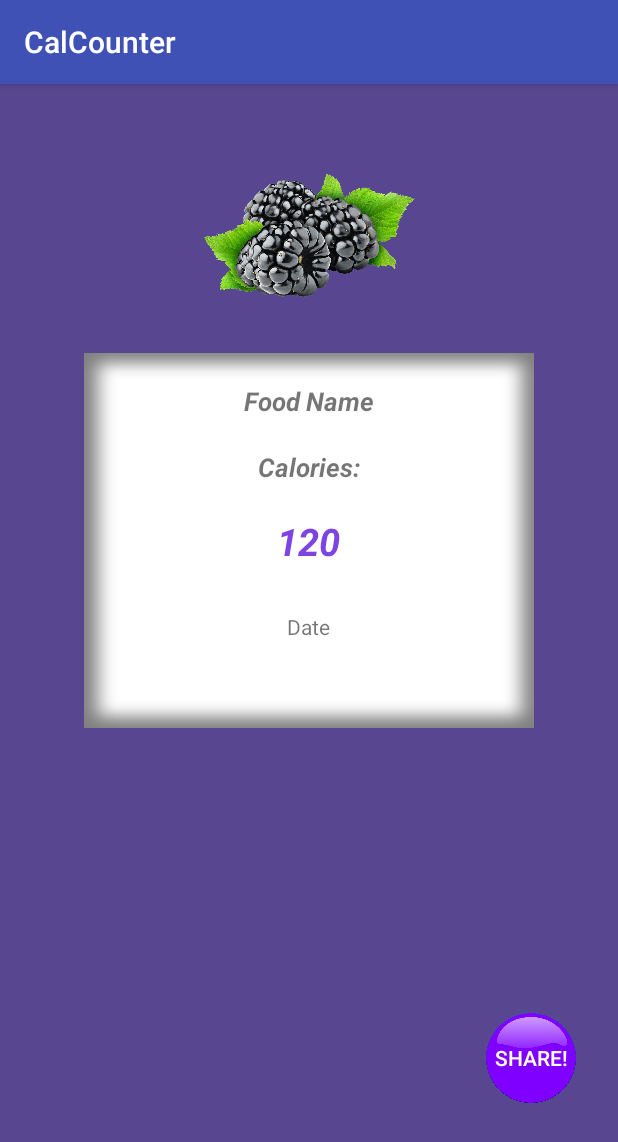
After one commit to harrisflourentzos/CalCounter, an Android app: the FoodDetails screen opened directly, with no data from a screen before it, on a phone screen of 412 x 824 dp. The commit adds this screen. Shown: the top 1142 px of the screen. Run offline under Robolectric (Android 15) with nearby library versions, the phone set to English and light mode, and no system bars.

Commit message:
activity_food_details.xml populated

```diff
--- a/app/src/main/AndroidManifest.xml
+++ b/app/src/main/AndroidManifest.xml
@@ -16,7 +16,8 @@
                 <category android:name="android.intent.category.LAUNCHER" />
             </intent-filter>
         </activity>
-        <activity android:name=".DisplayFoods"></activity>
+        <activity android:name=".DisplayFoods" />
+        <activity android:name=".FoodDetails"></activity>
     </application>
 
 </manifest>
--- /dev/null
+++ b/app/src/main/java/app/calcounterapplication/com/calcounter/FoodDetails.java
@@ -0,0 +1,13 @@
+package app.calcounterapplication.com.calcounter;
+
+import android.support.v7.app.AppCompatActivity;
+import android.os.Bundle;
+
+public class FoodDetails extends AppCompatActivity {
+
+    @Override
+    protected void onCreate(Bundle savedInstanceState) {
+        super.onCreate(savedInstanceState);
+        setContentView(R.layout.activity_food_details);
+    }
+}
--- /dev/null
+++ b/app/src/main/res/layout/activity_food_details.xml
@@ -0,0 +1,87 @@
+<?xml version="1.0" encoding="utf-8"?>
+<android.support.constraint.ConstraintLayout
+    xmlns:android="http://schemas.android.com/apk/res/android"
+    xmlns:app="http://schemas.android.com/apk/res-auto"
+    xmlns:tools="http://schemas.android.com/tools"
+    android:layout_width="match_parent"
+    android:layout_height="match_parent"
+    android:background="#584691"
+    tools:context="app.calcounterapplication.com.calcounter.FoodDetails">
+
+    <ImageView
+        android:id="@+id/imageViewId"
+        android:background="@drawable/fruit"
+        android:layout_width="150dp"
+        android:layout_height="100dp"
+        app:layout_constraintLeft_toLeftOf="parent"
+        app:layout_constraintRight_toRightOf="parent"
+        app:layout_constraintTop_toTopOf="parent"
+        android:layout_marginTop="51dp" />
+
+    <LinearLayout
+        android:background="@drawable/background"
+        android:layout_width="300dp"
+        android:layout_height="250dp"
+        android:orientation="vertical"
+        android:gravity="center_horizontal"
+        app:layout_constraintLeft_toLeftOf="parent"
+        app:layout_constraintRight_toRightOf="parent"
+        android:layout_marginTop="28dp"
+        app:layout_constraintTop_toBottomOf="@+id/imageViewId"
+        android:id="@+id/linearLayout2">
+
+        <TextView
+            android:id="@+id/foodDetailsFoodNameId"
+            android:text="Food Name"
+            android:textSize="17sp"
+            android:textStyle="bold|italic"
+            android:paddingTop="20dp"
+            android:layout_width="wrap_content"
+            android:layout_height="wrap_content" />
+
+        <TextView
+            android:id="@+id/foodDetailsCaloriesId"
+            android:text="@string/food_details_calories"
+            android:padding="20dp"
+            android:textStyle="bold|italic"
+            android:textSize="17sp"
+            android:layout_width="wrap_content"
+            android:layout_height="wrap_content" />
+
+        <TextView
+            android:id="@+id/foodDetailsCaloriesResultId"
+            android:text="120"
+            android:textSize="25sp"
+            android:textColor="#7e44e3"
+            android:textStyle="bold|italic"
+            android:layout_width="wrap_content"
+            android:layout_height="wrap_content" />
+
+        <TextView
+            android:id="@+id/foodDetailsDateId"
+            android:paddingTop="30dp"
+            android:text="Date"
+            android:layout_width="wrap_content"
+            android:layout_height="wrap_content" />
+
+    </LinearLayout>
+
+    <Button
+        android:id="@+id/foodDetailsButtonShareId"
+        android:layout_width="60dp"
+        android:layout_height="60dp"
+        android:background="@drawable/circle"
+        android:text="@string/food_details_button_share"
+        android:textColor="#ffffff"
+        android:layout_marginLeft="8dp"
+        app:layout_constraintLeft_toLeftOf="parent"
+        android:layout_marginRight="8dp"
+        app:layout_constraintRight_toRightOf="parent"
+        app:layout_constraintBottom_toBottomOf="parent"
+        android:layout_marginBottom="16dp"
+        app:layout_constraintTop_toTopOf="parent"
+        android:layout_marginTop="8dp"
+        app:layout_constraintHorizontal_bias="0.941"
+        app:layout_constraintVertical_bias="0.894" />
+
+</android.support.constraint.ConstraintLayout>
--- a/app/src/main/res/values/strings.xml
+++ b/app/src/main/res/values/strings.xml
@@ -8,5 +8,6 @@
     <string name="display_foods_totalCalories">Total Calories:</string>
     <string name="display_foods_foodItems">Food Items:</string>
 
-
+    <string name="food_details_calories">Calories:</string>
+    <string name="food_details_button_share">Share!</string>
 </resources>
```
Also changed, not shown: app/src/main/res/drawable/circle.png (added).
